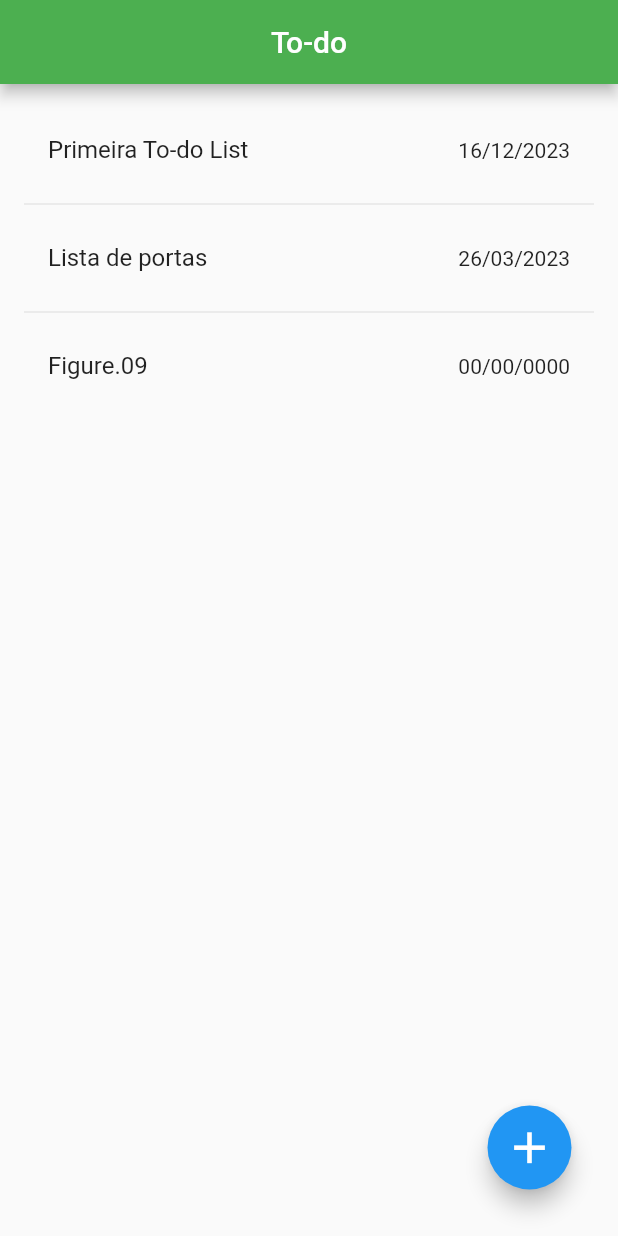
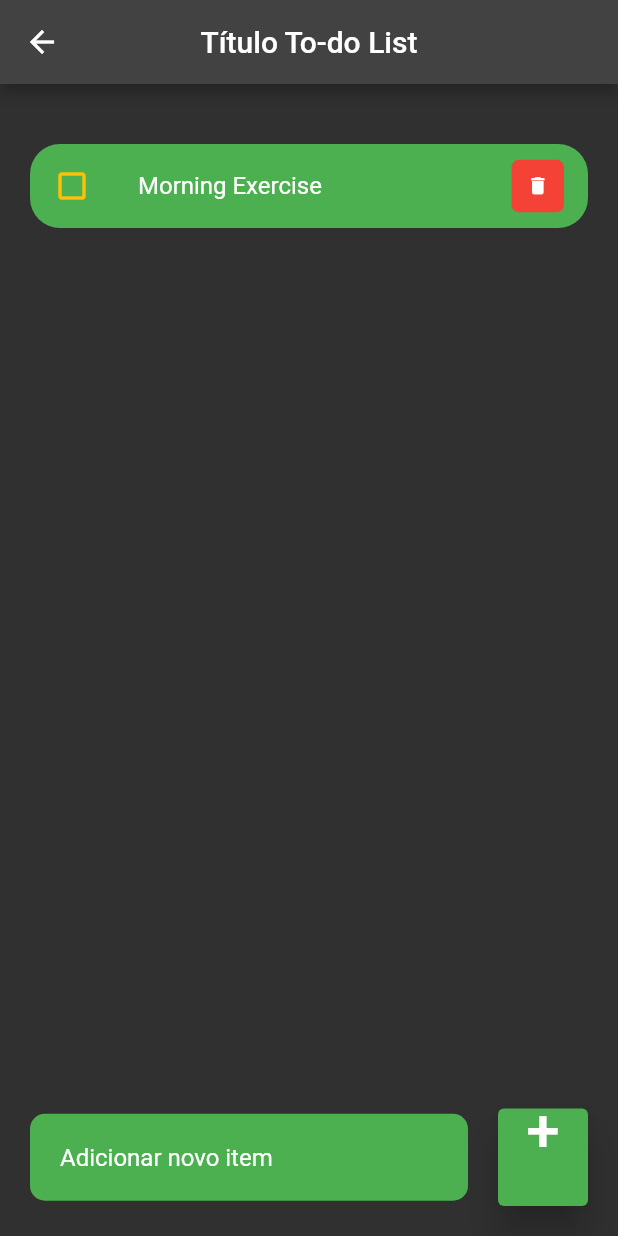
Before and after one commit to Vinezius/Anotai-vos, a Flutter app: the ToDoPage screen opened directly, after a tap on "Primeira To-do List", on a phone screen of 412 x 824 dp. Run offline on Flutter 3.47's test engine with Material 2 defaults, Android fonts, the phone set to English and light mode, and no system bars.

Commit message:
Tela to-do list e rotas, funcionalidades da to-do

```diff
--- a/lib/main.dart
+++ b/lib/main.dart
@@ -24,6 +24,7 @@ class MyApp extends StatelessWidget {
         // Notice that the counter didn't reset back to zero; the application
         // is not restarted.
         primarySwatch: Colors.green,
+        brightness: Brightness.dark,
       ),
       home: LoginPage(),
     );
--- /dev/null
+++ b/lib/models/Item.dart
@@ -0,0 +1,18 @@
+class Item {
+  int id;
+  String todoText;
+  bool check;
+
+  Item({
+    required this.id,
+    required this.todoText,
+    this.check = false,
+  });
+
+  static List<Item> itemList() {
+    return [
+      Item(id: 1, todoText: 'Morning Exercise'),
+
+    ];
+  }
+}
--- a/lib/models/todo.dart
+++ b/lib/models/todo.dart
@@ -1,12 +1,15 @@
+import 'package:anotai_vos/models/Item.dart';
+
 class ToDo {
 
+//Integer id;
   String titulo;
   String data;
-  List item;
+  Item? item;
 
   ToDo({
     required this.titulo,
     required this.data,
-    required this.item,
+    this.item,
   });
 }
--- a/lib/pages/nota_page.dart
+++ b/lib/pages/nota_page.dart
@@ -67,8 +67,7 @@ class _NotaPageState extends State<NotaPage> {
               return GestureDetector(
                 onTap: () {
                   print("nota: $nota");
-                  print(
-                      "Exemplo de data formata: ${formatacaoData.format(dataAtual).replaceAll('-', '/')}");
+                  print("Exemplo de data formata: ${formatacaoData.format(dataAtual).replaceAll('-', '/')}");
                 },
                 child: ListTile(
                   title: Text(tabela[nota].titulo),
--- /dev/null
+++ b/lib/pages/open_todo_page.dart
@@ -0,0 +1,107 @@
+import 'package:anotai_vos/models/Item.dart';
+import 'package:anotai_vos/widget/todo_item.dart';
+import 'package:flutter/material.dart';
+import 'package:flutter/src/widgets/framework.dart';
+import 'package:flutter/src/widgets/placeholder.dart';
+
+class OpenToDoPage extends StatefulWidget {
+  const OpenToDoPage({super.key});
+
+  @override
+  State<OpenToDoPage> createState() => _OpenToDoPageState();
+}
+
+class _OpenToDoPageState extends State<OpenToDoPage> {
+
+final itemList = Item.itemList();
+final _itemController = TextEditingController();
+
+    void _handleCheckedItem(Item item) {
+      setState(() {
+        item.check = !item.check;
+      });
+    }
+
+    void _deleteItem(int id) {
+      setState(() {
+        itemList.removeWhere((item) => item.id == id);
+      });
+    }
+
+    void _addItem(String item) {
+      setState(() {
+        itemList.add(Item(id: DateTime.now().millisecondsSinceEpoch, todoText: item));
+      });
+      _itemController.clear();
+    }
+
+  @override
+  Widget build(BuildContext context) {
+    return Scaffold(
+      appBar: AppBar(title: Text('Título To-do List'),centerTitle: true,),
+      body: Stack(
+        children: [
+          Padding(
+            padding: const EdgeInsets.all(20.0),
+            child: Column(
+              children: [
+                ListView(
+                scrollDirection: Axis.vertical,
+                shrinkWrap: true,
+                children: [
+                  for(Item item in itemList)
+                    ToDoItem(item: item, onItemChecked: _handleCheckedItem, onDeleteItem: _deleteItem)
+                  ],
+                ),
+              ],
+            ),
+          ),
+          Align(
+          alignment: Alignment.bottomCenter,
+          child: Row(children: [
+            Expanded(child: Container(margin: EdgeInsets.only(
+              bottom: 20,
+              right: 20,
+              left: 20),
+              padding: EdgeInsets.symmetric(
+                horizontal: 20,
+                vertical: 5,
+              ),
+              decoration: BoxDecoration(
+                color: Colors.green,
+                borderRadius: BorderRadius.circular(10)
+              ),
+              child: TextField(
+                controller: _itemController,
+                decoration: InputDecoration(
+                  hintStyle: TextStyle(color: Colors.white),
+                  hintText: 'Adicionar novo item',
+                  border: InputBorder.none
+                ),
+              ),
+              )
+            ),
+            Container(
+              margin: EdgeInsets.only(
+                bottom: 20,
+                right: 20,
+              ),
+              child: ElevatedButton(
+                child: Text('+', style: TextStyle(fontSize: 40),),
+                onPressed: () {
+                  _addItem(_itemController.text);
+                },
+                style: ElevatedButton.styleFrom(
+                  minimumSize: Size(60, 65),
+                  elevation: 10,
+                  alignment: Alignment(0, -2),
+                ),
+                ),
+            )
+          ],),
+        )
+        ],
+      )
+    );
+  }
+}
--- a/lib/pages/todo_page.dart
+++ b/lib/pages/todo_page.dart
@@ -1,4 +1,5 @@
 import 'package:anotai_vos/models/todo.dart';
+import 'package:anotai_vos/pages/open_todo_page.dart';
 import 'package:anotai_vos/repositories/todo_repository.dart';
 import 'package:flutter/material.dart';
 import 'package:intl/intl.dart';
@@ -13,11 +14,12 @@ class ToDoPage extends StatefulWidget {
 class _ToDoPageState extends State<ToDoPage> {
   final formatacaoData = DateFormat('dd-MM-yyyy');
   DateTime dataAtual = DateTime.now();
-  @override
-  Widget build(BuildContext context) {
+
     final tabela = ToDoRepository.tabela;
     String input = '';
 
+  @override
+  Widget build(BuildContext context) {
     return Scaffold(
         appBar: AppBar(
           title: const Text('To-do'),
@@ -54,7 +56,7 @@ class _ToDoPageState extends State<ToDoPage> {
                                     data: formatacaoData
                                         .format(dataAtual)
                                         .replaceAll('-', '/'),
-                                    item: ['Item 1', 'Item 2']);
+                                        );
                               });
                               Navigator.of(context).pop();
                             },
@@ -65,12 +67,14 @@ class _ToDoPageState extends State<ToDoPage> {
             },
           ),
         ),
-        body: ListView.separated(
+        body:
+        ListView.separated(
             itemBuilder: (BuildContext context, int todo) {
               return GestureDetector(
                 onTap: () {
-                  print(
-                      "Exemplo de data formata: ${formatacaoData.format(dataAtual).replaceAll('-', '/')}");
+                 Navigator.push(
+                  context,
+                  MaterialPageRoute(builder: (context) => OpenToDoPage()));
                 },
                 child: ListTile(
                   title: Text(tabela[todo].titulo),
@@ -80,6 +84,8 @@ class _ToDoPageState extends State<ToDoPage> {
             },
             padding: EdgeInsets.all(16),
             separatorBuilder: (_, __) => Divider(),
-            itemCount: tabela.length));
+            itemCount: tabela.length)
+
+    );
   }
 }
--- a/lib/repositories/todo_repository.dart
+++ b/lib/repositories/todo_repository.dart
@@ -1,9 +1,10 @@
+import 'package:anotai_vos/models/Item.dart';
 import 'package:anotai_vos/models/todo.dart';
 
 class ToDoRepository {
   static List<ToDo> tabela = [
-    ToDo(titulo: 'Primeira To-do List', data: '16/12/2023', item: ['Item 1', 'Item 2']),
-    ToDo(titulo: 'Lista de portas', data: '26/03/2023', item: ['Lavar a louça', 'Passear com o cachorro', 'Lavar a roupa']),
-    ToDo(titulo: 'Figure.09', data: '00/00/0000', item: ['Cometer', 'Suicídio']),
+    ToDo(titulo: 'Primeira To-do List', data: '16/12/2023', item: Item(id: 1, todoText: 'teste')),
+    ToDo(titulo: 'Lista de portas', data: '26/03/2023', item: Item(id: 1, todoText: '8080')),
+    ToDo(titulo: 'Figure.09', data: '00/00/0000', item: Item(id: 1, todoText: 'fsafasfsafas')),
   ];
 }
--- /dev/null
+++ b/lib/widget/todo_item.dart
@@ -0,0 +1,49 @@
+import 'package:anotai_vos/models/Item.dart';
+import 'package:flutter/material.dart';
+import 'package:flutter/src/widgets/framework.dart';
+import 'package:flutter/src/widgets/placeholder.dart';
+
+class ToDoItem extends StatelessWidget {
+  final Item item;
+  final onItemChecked;
+  final onDeleteItem;
+
+
+
+  const ToDoItem({Key? key, required this.item, required this.onItemChecked, required this.onDeleteItem,});
+
+  @override
+  Widget build(BuildContext context) {
+    return Container(
+      margin: EdgeInsets.only(top: 20),
+      child: ListTile(
+        onTap: () {
+          onItemChecked(item);
+        },
+        shape: RoundedRectangleBorder(borderRadius: BorderRadius.circular(20)),
+        tileColor: Colors.green,
+        leading: Icon(
+          item.check ? Icons.check_box : Icons.check_box_outline_blank,
+          color: Colors.amber,),
+        title: Text(item.todoText),
+        trailing: Container(
+          height: 35,
+          width: 35,
+          decoration: BoxDecoration(
+            color: Colors.red,
+            borderRadius: BorderRadius.circular(5)
+          ),
+          child: IconButton(
+            color: Colors.white,
+            iconSize: 15,
+            icon: Icon(Icons.delete),
+            onPressed: () {
+
+              onDeleteItem(item.id);
+            },
+          ),
+        ),
+      )
+    );
+  }
+}
```
Also changed, not shown: 1 other file.
